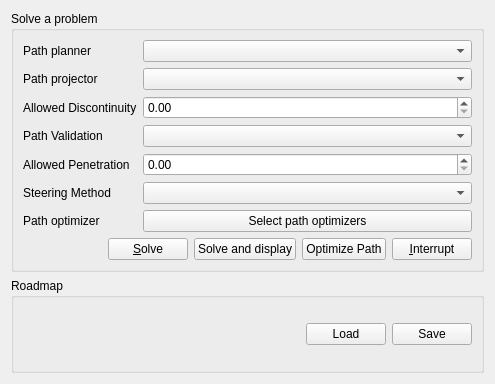
Above: plugins/hppwidgetsplugin/solverwidget.ui from humanoid-path-planner/hpp-gui before the change. Below: the same form after it.
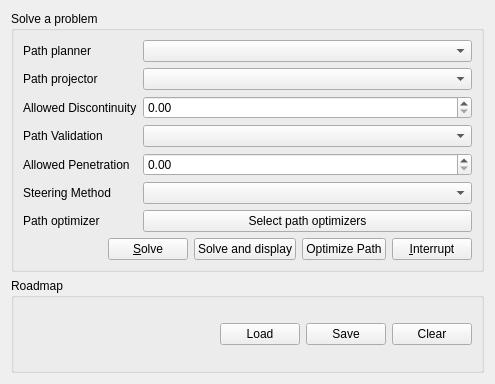
That is the form after the change. Icons and pictures are not drawn.

Commit message: Add button to clear the roadmap to SolverWidget

What changed in the file:
```diff
--- a/plugins/hppwidgetsplugin/solverwidget.ui
+++ b/plugins/hppwidgetsplugin/solverwidget.ui
@@ -189,6 +189,13 @@
         </property>
        </widget>
       </item>
+      <item>
+       <widget class="QPushButton" name="clearRoadmap">
+        <property name="text">
+         <string>Clear</string>
+        </property>
+       </widget>
+      </item>
      </layout>
     </widget>
    </item>
```
The commit also changes 2 other files.
